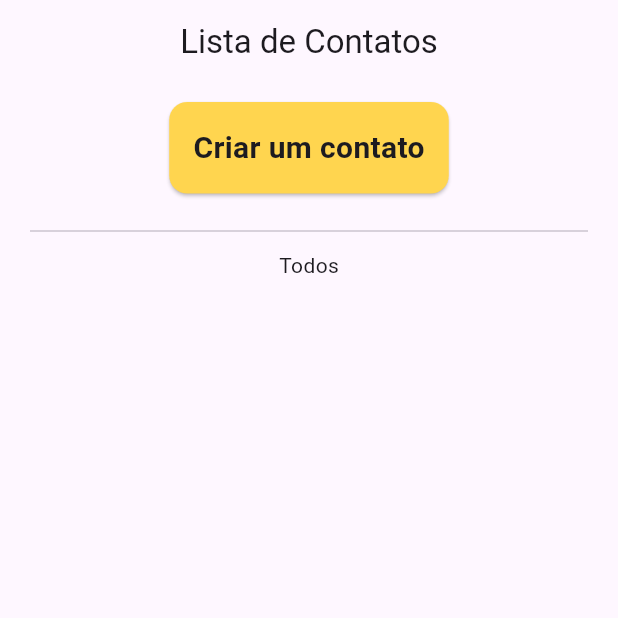
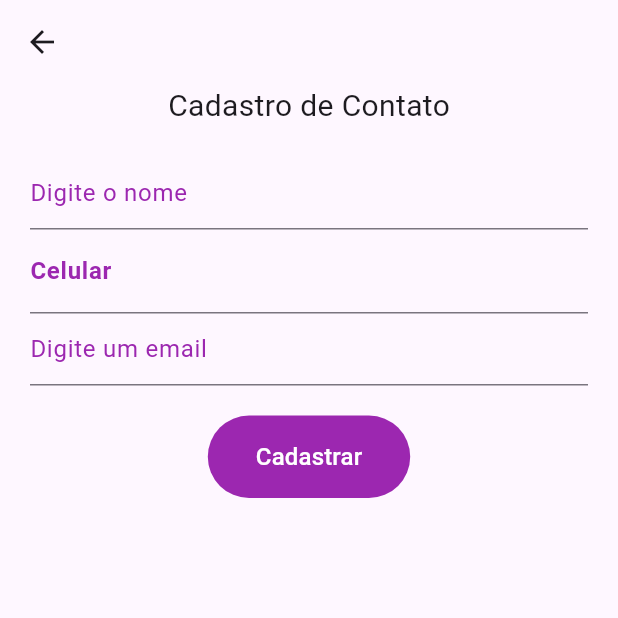
Before and after one commit to CaioBonalume/contatos, a Flutter app: the screen it shows after launch, after a tap on "Criar um contato", on a phone screen of 412 x 824 dp, the top half of it. Run offline on Flutter 3.47's test engine with Material 2 defaults, Android fonts, the phone set to English and light mode, and no system bars; our stand-ins replace dio, flutter_dotenv; network calls fail.

Commit message:
:ADD: Pag de Cadastro & Update de Lista

```diff
--- a/lib/main.dart
+++ b/lib/main.dart
@@ -1,18 +1,20 @@
 import 'package:contatos/pages/contatos.dart';
 import 'package:flutter/material.dart';
+import 'package:flutter_dotenv/flutter_dotenv.dart';
 
-void main() {
-  runApp(const MyApp());
+Future main() async {
+  await dotenv.load(fileName: ".env");
+  runApp(const Contato());
 }
 
-class MyApp extends StatelessWidget {
-  const MyApp({super.key});
+class Contato extends StatelessWidget {
+  const Contato({super.key});
 
   // This widget is the root of your application.
   @override
   Widget build(BuildContext context) {
     return MaterialApp(
-      title: 'Flutter Demo',
+      title: 'Contato',
       theme: ThemeData(
         colorScheme: ColorScheme.fromSeed(seedColor: Colors.deepPurple),
         useMaterial3: true,
--- /dev/null
+++ b/lib/model/contato_model.dart
@@ -0,0 +1,54 @@
+class ContatosModel {
+  List<ContatoModel> contatos = [];
+
+  ContatosModel(this.contatos);
+
+  ContatosModel.fromJson(Map<String, dynamic> json) {
+    if (json['results'] != null) {
+      contatos = <ContatoModel>[];
+      json['results'].forEach((v) {
+        contatos.add(ContatoModel.fromJson(v));
+      });
+    }
+  }
+
+  Map<String, dynamic> toJson() {
+    final Map<String, dynamic> data = <String, dynamic>{};
+    data['results'] = contatos.map((v) => v.toJson()).toList();
+    return data;
+  }
+}
+
+class ContatoModel {
+  String objectId = '';
+  String nome = '';
+  String telefone = '';
+  String email = '';
+  String createdAt = '';
+  String updatedAt = '';
+
+  ContatoModel(this.objectId, this.nome, this.telefone, this.email,
+      this.createdAt, this.updatedAt);
+
+  ContatoModel.post(this.nome, this.telefone, this.email);
+
+  ContatoModel.fromJson(Map<String, dynamic> json) {
+    objectId = json['objectId'];
+    nome = json['nome'];
+    telefone = json['telefone'];
+    email = json['email'];
+    createdAt = json['createdAt'];
+    updatedAt = json['updatedAt'];
+  }
+
+  Map<String, dynamic> toJson() {
+    final Map<String, dynamic> data = <String, dynamic>{};
+    // data['objectId'] = objectId;
+    data['nome'] = nome;
+    data['telefone'] = telefone;
+    data['email'] = email;
+    // data['createdAt'] = createdAt;
+    // data['updatedAt'] = updatedAt;
+    return data;
+  }
+}
--- a/lib/pages/contatos.dart
+++ b/lib/pages/contatos.dart
@@ -1,3 +1,6 @@
+import 'package:contatos/model/contato_model.dart';
+import 'package:contatos/pages/registrar_contato.dart';
+import 'package:contatos/repository/contatos_repo.dart';
 import 'package:flutter/material.dart';
 
 class ContatosPage extends StatefulWidget {
@@ -8,6 +11,22 @@ class ContatosPage extends StatefulWidget {
 }
 
 class _ContatosPageState extends State<ContatosPage> {
+  ContatosRepo contatosRepo = ContatosRepo();
+  var _contatosRepo = ContatosModel([]);
+  bool loading = false;
+
+  @override
+  void initState() {
+    super.initState();
+    get();
+    setState(() {});
+  }
+
+  void get() async {
+    _contatosRepo = await contatosRepo.get();
+    setState(() {});
+  }
+
   @override
   Widget build(BuildContext context) {
     return Scaffold(
@@ -33,12 +52,51 @@ class _ContatosPageState extends State<ContatosPage> {
                 ],
               ),
             ),
-            onPressed: () {},
+            onPressed: () {
+              Navigator.push(
+                  context,
+                  MaterialPageRoute(
+                      builder: (context) => const RegistroContatoPage()));
+            },
           ),
           const SizedBox(height: 5),
           const Divider(indent: 20, endIndent: 20),
           const SizedBox(height: 5),
-          const Text('Todos')
+          Expanded(
+            child: Container(
+              padding: const EdgeInsets.symmetric(horizontal: 10),
+              child: ListView.builder(
+                itemCount: _contatosRepo.contatos.length,
+                itemBuilder: (BuildContext bc, int index) {
+                  var contato = _contatosRepo.contatos[index];
+                  return Card(
+                    key: Key(contato.objectId),
+                    child: Row(
+                      crossAxisAlignment: CrossAxisAlignment.start,
+                      children: [
+                        const SizedBox(
+                          width: 100,
+                          height: 100,
+                        ),
+                        Column(
+                          crossAxisAlignment: CrossAxisAlignment.start,
+                          children: [
+                            const SizedBox(height: 10),
+                            Text(
+                              contato.nome,
+                              style: const TextStyle(
+                                  fontSize: 16, fontWeight: FontWeight.bold),
+                            ),
+                            Text(contato.telefone)
+                          ],
+                        ),
+                      ],
+                    ),
+                  );
+                },
+              ),
+            ),
+          ),
         ],
       ),
     );
--- a/lib/pages/registrar_contato.dart
+++ b/lib/pages/registrar_contato.dart
@@ -1,15 +1,94 @@
+import 'package:contatos/model/contato_model.dart';
+import 'package:contatos/repository/contatos_repo.dart';
 import 'package:flutter/material.dart';
+import 'package:flutter/services.dart';
 
-class RegistroContato extends StatefulWidget {
-  const RegistroContato({super.key});
+class RegistroContatoPage extends StatefulWidget {
+  const RegistroContatoPage({super.key});
 
   @override
-  State<RegistroContato> createState() => _RegistroContatoState();
+  State<RegistroContatoPage> createState() => _RegistroContatoPageState();
 }
 
-class _RegistroContatoState extends State<RegistroContato> {
+class _RegistroContatoPageState extends State<RegistroContatoPage> {
+  var controllerNome = TextEditingController(text: '');
+  var controllerTelefone = TextEditingController(text: '');
+  var controllerEmail = TextEditingController(text: '');
+
+  ContatosRepo contatosRepo = ContatosRepo();
+
   @override
   Widget build(BuildContext context) {
-    return const Placeholder();
+    // TODO: criar btn de criar contato q faz um navigator pop p/ pag anterior
+    return Scaffold(
+      appBar: AppBar(),
+      body: Container(
+        padding: const EdgeInsets.symmetric(horizontal: 20),
+        child: Column(children: [
+          const Text(
+            'Cadastro de Contato',
+            style: TextStyle(fontSize: 20),
+          ),
+          const SizedBox(height: 20),
+          TextField(
+            controller: controllerNome,
+            decoration: const InputDecoration(
+                hintText: 'Digite o nome',
+                hintStyle: TextStyle(color: Colors.purple)),
+          ),
+          TextFormField(
+            keyboardType: TextInputType.number,
+            maxLength: 11,
+            decoration: const InputDecoration(
+              counterText: '',
+              labelText: 'Celular',
+              labelStyle:
+                  TextStyle(color: Colors.purple, fontWeight: FontWeight.bold),
+              hintText: '(xx) xxxxx-xxxx',
+            ),
+            inputFormatters: [
+              FilteringTextInputFormatter.digitsOnly,
+            ],
+            validator: (value) {
+              if (value!.length != 11) {
+                return 'O celular precisa conter 11 dígitos';
+              }
+              return null;
+            },
+            controller: controllerTelefone,
+          ),
+          TextField(
+            keyboardType: TextInputType.emailAddress,
+            controller: controllerEmail,
+            decoration: const InputDecoration(
+                hintText: 'Digite um email',
+                hintStyle: TextStyle(color: Colors.purple)),
+          ),
+          const SizedBox(height: 20),
+          TextButton(
+            onPressed: () async {
+              if (controllerEmail.text.isNotEmpty &&
+                  controllerTelefone.text.isNotEmpty &&
+                  controllerNome.text.isNotEmpty) {
+                await contatosRepo.post(ContatoModel.post(controllerNome.text,
+                    controllerTelefone.text, controllerEmail.text));
+              }
+              setState(() {
+                Navigator.pop(context);
+              });
+            },
+            child: Padding(
+              padding: const EdgeInsets.symmetric(horizontal: 20, vertical: 8),
+              child: Text(
+                'Cadastrar',
+                style: TextStyle(fontSize: 16, color: Colors.white),
+              ),
+            ),
+            style: ButtonStyle(
+                backgroundColor: MaterialStateProperty.all(Colors.purple)),
+          )
+        ]),
+      ),
+    );
   }
 }
--- /dev/null
+++ b/lib/repository/contatos_repo.dart
@@ -0,0 +1,21 @@
+import 'package:contatos/model/contato_model.dart';
+import 'package:contatos/repository/custom_dio.dart';
+
+class ContatosRepo {
+  final _customDio = ContatoCustomDio();
+
+  ContatosRepo();
+
+  Future<ContatosModel> get() async {
+    var result = await _customDio.dio.get('');
+    return ContatosModel.fromJson(result.data);
+  }
+
+  Future<void> post(ContatoModel contatoModel) async {
+    try {
+      await _customDio.dio.post('', data: contatoModel.toJson());
+    } catch (e) {
+      rethrow;
+    }
+  }
+}
--- /dev/null
+++ b/lib/repository/custom_dio.dart
@@ -0,0 +1,13 @@
+import 'package:contatos/repository/contatos_interceptor.dart';
+import 'package:dio/dio.dart';
+import 'package:flutter_dotenv/flutter_dotenv.dart';
+
+class ContatoCustomDio {
+  final _dio = Dio();
+  Dio get dio => _dio;
+
+  ContatoCustomDio() {
+    _dio.options.baseUrl = dotenv.get('BASE_URL');
+    _dio.interceptors.add(ContatosInterceptor());
+  }
+}
```
Also changed, not shown: lib/repository/contatos_interceptor.dart (added, +31 -0 lines), pubspec.yaml (+6 -1 lines), pubspec.lock, 1 other file.
